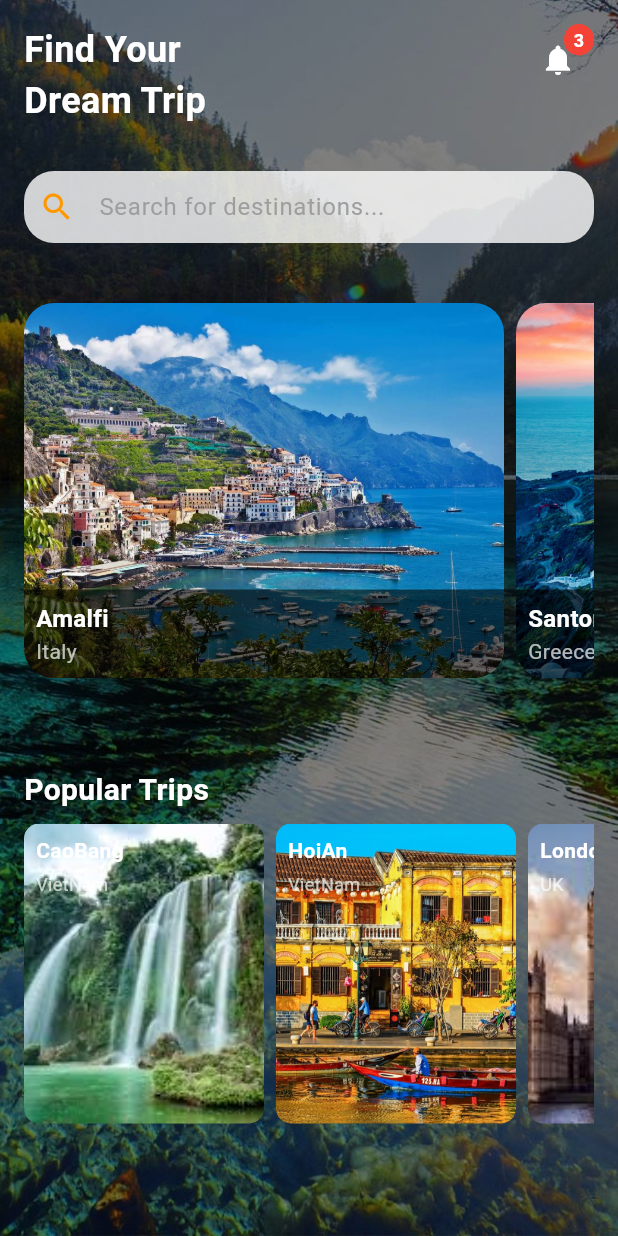
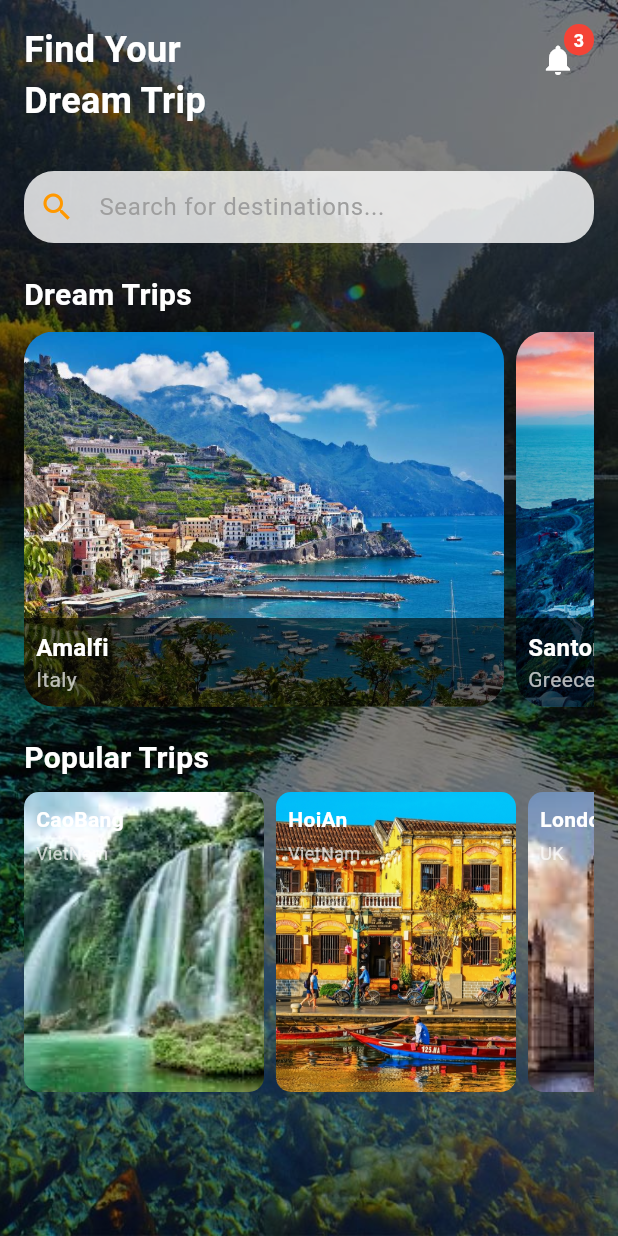
Before and after one commit to BenlDongA/flutter_app, a Flutter app: the HomePage screen opened directly, on a phone screen of 412 x 824 dp. Run offline on Flutter 3.47's test engine with Material 3 defaults, Android fonts, the phone set to English and light mode, and no system bars; our stand-ins replace lottie; network calls fail.

Commit message:
fix_homepage

```diff
--- a/travel_app/lib/explone/explore_screen.dart
+++ b/travel_app/lib/explone/explore_screen.dart
@@ -109,13 +109,13 @@ class _ExploreScreenState extends State<ExploreScreen> {
             crossAxisSpacing: 2.0,
             children: [
               guideCard("Tuan Tran", "Danang, Vietnam", 127,
-                  "https://encrypted-tbn0.gstatic.com/images?q=tbn:ANd9GcQb-NGEQDekk2BwsllLjk4tcIM_BPIzXECdsg&s"),
+                  "https://upload.wikimedia.org/wikipedia/commons/thumb/d/d7/Cristiano_Ronaldo_playing_for_Al_Nassr_FC_against_Persepolis%2C_September_2023_%28cropped%29.jpg/800px-Cristiano_Ronaldo_playing_for_Al_Nassr_FC_against_Persepolis%2C_September_2023_%28cropped%29.jpg"),
               guideCard("Emmy", "Hanoi, Vietnam", 98,
                   "https://encrypted-tbn0.gstatic.com/images?q=tbn:ANd9GcQb-NGEQDekk2BwsllLjk4tcIM_BPIzXECdsg&s"),
               guideCard("Linh Hana", "Danang, Vietnam", 127,
-                  "https://encrypted-tbn0.gstatic.com/images?q=tbn:ANd9GcQb-NGEQDekk2BwsllLjk4tcIM_BPIzXECdsg&sg"),
+                  "https://tmssl.akamaized.net//images/foto/galerie/ronaldo-cristiano-2017-real-madrid-ballon-d-or-2016-0026751808hjpg-1698686328-120749.jpg?lm=1698686338"),
               guideCard("Khai Ho", "Ho Chi Minh, Vietnam", 127,
-                  "https://encrypted-tbn0.gstatic.com/images?q=tbn:ANd9GcQb-NGEQDekk2BwsllLjk4tcIM_BPIzXECdsg&s"),
+                  "https://media.tinthethao.com.vn/files/bongda/2024/05/26/r1188646_1296x729_16-9jpg.jpg"),
             ],
           ),
         ],
--- a/travel_app/lib/home/home_screen.dart
+++ b/travel_app/lib/home/home_screen.dart
@@ -1,5 +1,8 @@
 import 'package:flutter/material.dart';
-import 'notification_screen.dart';
+import 'package:http/http.dart' as http;
+import 'dart:convert';
+import 'trip_model.dart'; // Import the model you created
+import 'notification_screen.dart'; // Import your notification screen
 
 void main() {
   runApp(TravelApp());
@@ -18,12 +21,40 @@ class TravelApp extends StatelessWidget {
   }
 }
 
-class HomePage extends StatelessWidget {
+class HomePage extends StatefulWidget {
+  @override
+  _HomePageState createState() => _HomePageState();
+}
+
+class _HomePageState extends State<HomePage> {
+  List<Trip> trips = [];
+
+  @override
+  void initState() {
+    super.initState();
+    fetchTrips();
+  }
+
+  Future<void> fetchTrips() async {
+    final response = await http
+        .get(Uri.parse('https://api-flutter-2psk.onrender.com/api/home')); // Your API URL
+
+    if (response.statusCode == 200) {
+      final List<dynamic> data = json.decode(response.body);
+      setState(() {
+        trips = data.map((json) => Trip.fromJson(json)).toList();
+      });
+    } else {
+      throw Exception('Failed to load trips');
+    }
+  }
+
   @override
   Widget build(BuildContext context) {
     return Scaffold(
       body: Stack(
         children: [
+          // Background
           Container(
             decoration: BoxDecoration(
               image: DecorationImage(
@@ -32,11 +63,12 @@ class HomePage extends StatelessWidget {
               ),
             ),
           ),
+          // Overlay
           Container(
             color: Colors.black.withOpacity(0.5),
           ),
+          // Content
           SingleChildScrollView(
-            // Thêm SingleChildScrollView ở đây
             child: Padding(
               padding: const EdgeInsets.all(16.0),
               child: Column(
@@ -52,24 +84,30 @@ class HomePage extends StatelessWidget {
                   ),
                   SizedBox(height: 30),
                   _buildSearchBar(),
-                  SizedBox(height: 40),
+                  SizedBox(height: 20),
+                  Text(
+                    'Dream Trips',
+                    style: TextStyle(
+                      fontSize: 20,
+                      fontWeight: FontWeight.bold,
+                      color: Colors.white,
+                    ),
+                  ),
+                  SizedBox(height: 10),
                   Container(
                     height: 250,
-                    child: ListView(
-                      scrollDirection: Axis.horizontal,
-                      children: [
-                        _buildDreamTripCard(
-                            'Amalfi', 'Italy', 'lib/images/h1.jpg'),
-                        _buildDreamTripCard(
-                            'Santorini', 'Greece', 'lib/images/h2.jpg'),
-                        _buildDreamTripCard(
-                            'Bali', 'Indonesia', 'lib/images/h3.jpg'),
-                        _buildDreamTripCard(
-                            'Kyoto', 'Japan', 'lib/images/h4.jpg'),
-                      ],
-                    ),
+                    child: trips.isNotEmpty
+                        ? ListView(
+                            scrollDirection: Axis.horizontal,
+                            children: _buildTripCards('DreamTrip'),
+                          )
+                        : ListView(
+                            scrollDirection: Axis.horizontal,
+                            children:
+                                _buildStaticDreamTrips(), // Ensure it's wrapped in ListView
+                          ),
                   ),
-                  SizedBox(height: 60),
+                  SizedBox(height: 20),
                   Text(
                     'Popular Trips',
                     style: TextStyle(
@@ -81,24 +119,22 @@ class HomePage extends StatelessWidget {
                   SizedBox(height: 8),
                   Container(
                     height: 200,
-                    child: ListView(
-                      scrollDirection: Axis.horizontal,
-                      children: [
-                        _buildPopularTripCard(
-                            'CaoBang', 'VietNam', 'lib/images/h5.jpeg'),
-                        _buildPopularTripCard(
-                            'HoiAn', 'VietNam', 'lib/images/h6.jpg'),
-                        _buildPopularTripCard(
-                            'London', 'UK', 'lib/images/h7.jpeg'),
-                        _buildPopularTripCard(
-                            'Sydney', 'Australia', 'lib/images/h8.jpeg'),
-                      ],
-                    ),
+                    child: trips.isNotEmpty
+                        ? ListView(
+                            scrollDirection: Axis.horizontal,
+                            children: _buildTripCards('PopularTrip'),
+                          )
+                        : ListView(
+                            scrollDirection: Axis.horizontal,
+                            children:
+                                _buildStaticPopularTrips(), // Ensure it's wrapped in ListView
+                          ),
                   ),
                 ],
               ),
             ),
           ),
+          // Notification Button
           Positioned(
             top: 16,
             right: 16,
@@ -107,15 +143,14 @@ class HomePage extends StatelessWidget {
                 IconButton(
                   icon: Icon(Icons.notifications, color: Colors.white),
                   onPressed: () {
-                    // Chuyển đến màn hình thông báo
                     Navigator.push(
                       context,
                       MaterialPageRoute(
-                          builder: (context) => NotificationsScreen()),
+                        builder: (context) => NotificationsScreen(),
+                      ),
                     );
                   },
                 ),
-                // Số thông báo
                 Positioned(
                   right: 0,
                   child: Container(
@@ -130,7 +165,7 @@ class HomePage extends StatelessWidget {
                     ),
                     child: Center(
                       child: Text(
-                        '3', // Số thông báo
+                        '3',
                         style: TextStyle(
                           color: Colors.white,
                           fontSize: 12,
@@ -146,6 +181,38 @@ class HomePage extends StatelessWidget {
         ],
       ),
     );
+  }
+
+  List<Widget> _buildTripCards(String typeHome) {
+    return trips.where((trip) => trip.typeHome == typeHome).map((trip) {
+      if (typeHome == 'DreamTrip') {
+        return _buildDreamTripCard(
+            trip.locationName, trip.countryName, trip.imageUrl);
+      } else {
+        return _buildPopularTripCard(
+            trip.locationName, trip.countryName, trip.imageUrl);
+      }
+    }).toList();
+  }
+
+  // Static Dream Trips in case API fails or returns no data
+  List<Widget> _buildStaticDreamTrips() {
+    return [
+      _buildDreamTripCard('Amalfi', 'Italy', 'lib/images/h1.jpg'),
+      _buildDreamTripCard('Santorini', 'Greece', 'lib/images/h2.jpg'),
+      _buildDreamTripCard('Bali', 'Indonesia', 'lib/images/h3.jpg'),
+      _buildDreamTripCard('Kyoto', 'Japan', 'lib/images/h4.jpg'),
+    ];
+  }
+
+  // Static Popular Trips in case API fails or returns no data
+  List<Widget> _buildStaticPopularTrips() {
+    return [
+      _buildPopularTripCard('CaoBang', 'VietNam', 'lib/images/h5.jpeg'),
+      _buildPopularTripCard('HoiAn', 'VietNam', 'lib/images/h6.jpg'),
+      _buildPopularTripCard('London', 'UK', 'lib/images/h7.jpeg'),
+      _buildPopularTripCard('Sydney', 'Australia', 'lib/images/h8.jpeg'),
+    ];
   }
 
   Widget _buildSearchBar() {
@@ -174,7 +241,9 @@ class HomePage extends StatelessWidget {
       decoration: BoxDecoration(
         borderRadius: BorderRadius.circular(20),
         image: DecorationImage(
-          image: AssetImage(imagePath),
+          image: imagePath.contains('http')
+              ? NetworkImage(imagePath)
+              : AssetImage(imagePath) as ImageProvider,
           fit: BoxFit.cover,
         ),
       ),
@@ -228,7 +297,9 @@ class HomePage extends StatelessWidget {
       decoration: BoxDecoration(
         borderRadius: BorderRadius.circular(10),
         image: DecorationImage(
-          image: AssetImage(imagePath),
+          image: imagePath.contains('http')
+              ? NetworkImage(imagePath)
+              : AssetImage(imagePath) as ImageProvider,
           fit: BoxFit.cover,
         ),
       ),
--- /dev/null
+++ b/travel_app/lib/home/trip_model.dart
@@ -0,0 +1,27 @@
+// trip_model.dart
+class Trip {
+  final String id;
+  final String imageUrl;
+  final String locationName;
+  final String countryName;
+  final String typeHome;
+
+  Trip({
+    required this.id,
+    required this.imageUrl,
+    required this.locationName,
+    required this.countryName,
+    required this.typeHome,
+  });
+
+  factory Trip.fromJson(Map<String, dynamic> json) {
+    return Trip(
+      id: json['_id'],
+      imageUrl: json['imageUrl'],
+      locationName: json['locationName'],
+      countryName: json['countryName'],
+      typeHome: json[
+          'tpye_home'], // Note: 'tpye_home' should be 'type_home' based on your example
+    );
+  }
+}
--- a/travel_app/pubspec.yaml
+++ b/travel_app/pubspec.yaml
@@ -48,6 +48,7 @@ dev_dependencies:
   flutter_test:
     sdk: flutter
   http: ^0.13.4
+  cached_network_image: ^3.2.3
 
   # The "flutter_lints" package below contains a set of recommended lints to
   # encourage good coding practices. The lint set provided by the package is
@@ -102,6 +103,8 @@ flutter:
     - lib/images/h6.jpg
     - lib/images/h7.jpeg
     - lib/images/h8.jpeg
+    - uploads/
+
 
 
 
```
Also changed, not shown: travel_app/pubspec.lock, 1 other file.
